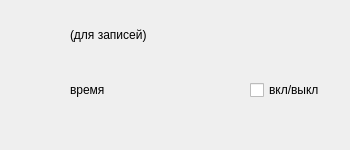
Old version of the form alarm_style.ui in the repository arishka-sishka/project-clock.
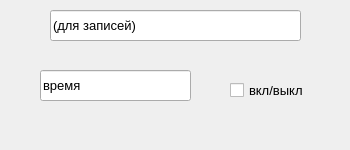
New version of the form.

Commit message: шаблон будильник

```diff
--- a/alarm_style.ui
+++ b/alarm_style.ui
@@ -13,41 +13,56 @@
   <property name="windowTitle">
    <string>Form</string>
   </property>
-  <widget class="QLabel" name="label_text">
-   <property name="geometry">
-    <rect>
-     <x>70</x>
-     <y>20</y>
-     <width>220</width>
-     <height>30</height>
-    </rect>
-   </property>
-   <property name="text">
-    <string>(для записей)</string>
-   </property>
-  </widget>
   <widget class="QCheckBox" name="checkBox">
    <property name="geometry">
     <rect>
-     <x>250</x>
+     <x>230</x>
      <y>80</y>
-     <width>80</width>
+     <width>101</width>
      <height>20</height>
     </rect>
    </property>
+   <property name="font">
+    <font>
+     <pointsize>10</pointsize>
+    </font>
+   </property>
    <property name="text">
     <string>вкл/выкл</string>
    </property>
   </widget>
-  <widget class="QLabel" name="label_alarm">
+  <widget class="QLineEdit" name="lineEdit">
    <property name="geometry">
     <rect>
-     <x>70</x>
+     <x>50</x>
+     <y>10</y>
+     <width>251</width>
+     <height>31</height>
+    </rect>
+   </property>
+   <property name="font">
+    <font>
+     <pointsize>10</pointsize>
+    </font>
+   </property>
+   <property name="text">
+    <string>(для записей)</string>
+   </property>
+  </widget>
+  <widget class="QLineEdit" name="lineEdit_2">
+   <property name="geometry">
+    <rect>
+     <x>40</x>
      <y>70</y>
-     <width>100</width>
-     <height>40</height>
+     <width>151</width>
+     <height>31</height>
     </rect>
    </property>
+   <property name="font">
+    <font>
+     <pointsize>10</pointsize>
+    </font>
+   </property>
    <property name="text">
     <string>время</string>
    </property>
```
